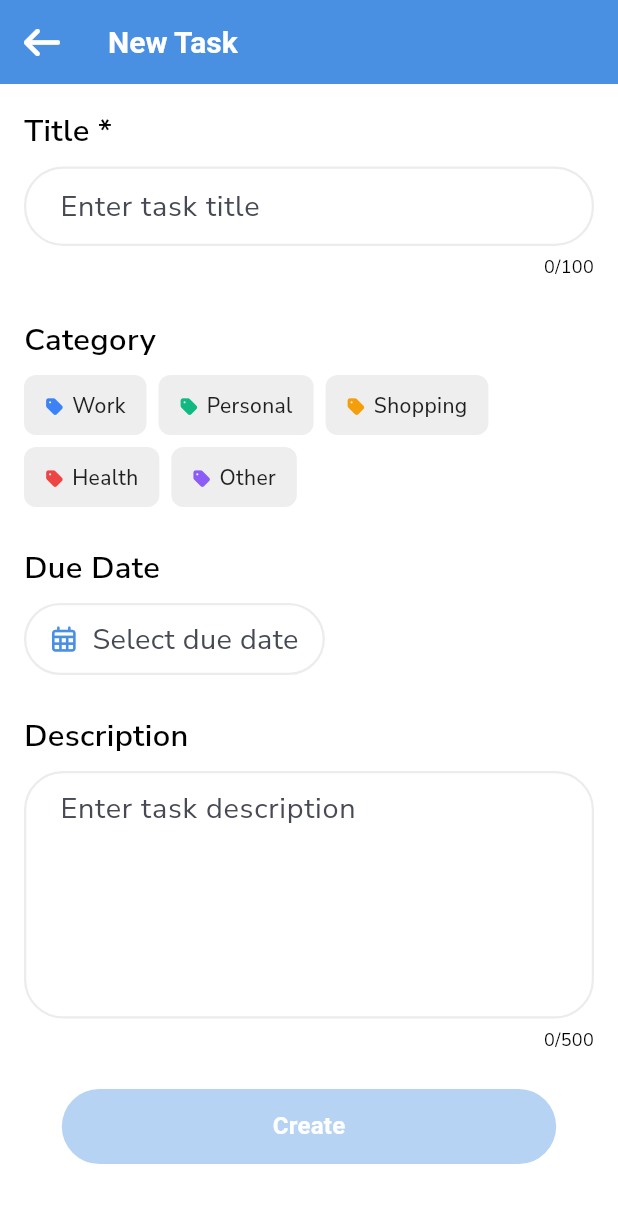
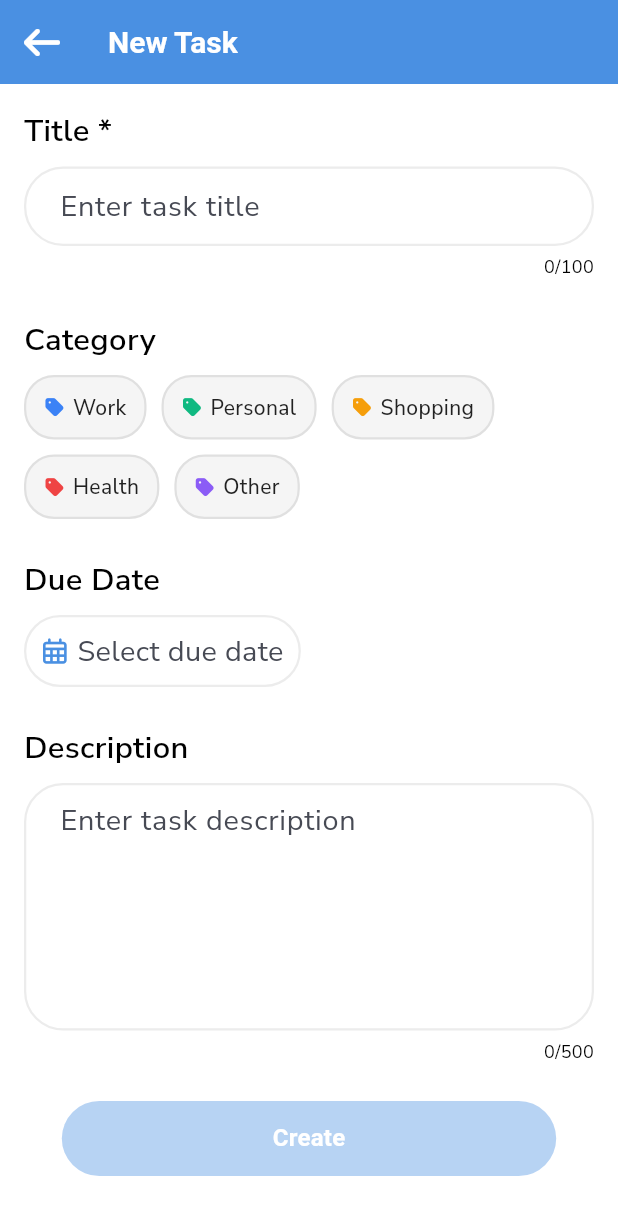
Before and after one commit to CodingFlex/taskflow, a Flutter app: the TaskDetailsView screen opened by its route, on a phone screen of 412 x 824 dp. Shown: the top 1215 px of the screen. Run offline on Flutter 3.47's test engine with Material 3 defaults, Android fonts, the phone set to English and light mode, and no system bars; drawn by our look-alikes of skeletonizer, toastification; our stand-ins replace adaptive_theme, custom_refresh_indicator, dio, flutter_dotenv, font_awesome_flutter, freezed_annotation and 11 more; missing offline and left inert: heroine, msh_checkbox; accounts and stored records are empty; network calls fail; statements that could not run were skipped.

Commit message:
Refactor DateInputField and CategorySelector for improved UI consistency. Adjust padding, spacing, and border radius in both components to enhance layout. Replace hardcoded spacing with SizedBox for better maintainability. Maintain existing functionality while improving overall user experience.

```diff
--- a/lib/ui/common/date_input_field.dart
+++ b/lib/ui/common/date_input_field.dart
@@ -4,7 +4,6 @@ import 'package:sizer/sizer.dart';
 import 'package:syncfusion_flutter_datepicker/datepicker.dart';
 import 'package:taskflow/ui/common/app_colors.dart';
 import 'package:taskflow/ui/common/text_styles.dart';
-import 'package:taskflow/ui/common/ui_helpers.dart';
 import 'package:intl/intl.dart';
 
 class DateInputField extends StatelessWidget {
@@ -144,8 +143,8 @@ class DateInputField extends StatelessWidget {
             onTap: () => _showDatePicker(context),
             child: Container(
               height: height ?? 48,
-              padding: const EdgeInsets.symmetric(horizontal: 16),
-              constraints: const BoxConstraints(minWidth: 0),
+              padding: const EdgeInsets.symmetric(horizontal: 10),
+              constraints: const BoxConstraints(maxWidth: 250),
               decoration: BoxDecoration(
                 color: isDark ? kcDarkGreyColor2 : Colors.white,
                 borderRadius: BorderRadius.circular(borderRadius),
@@ -164,7 +163,7 @@ class DateInputField extends StatelessWidget {
                     color: isDark ? Colors.white70 : kcPrimaryColor,
                     size: 18,
                   ),
-                  horizontalSpaceSmall,
+                  const SizedBox(width: 6),
                   Flexible(
                     child: Text(
                       hasDate ? value.text : placeholder,
--- a/lib/ui/screens/task_details/widgets/category_selector.dart
+++ b/lib/ui/screens/task_details/widgets/category_selector.dart
@@ -17,24 +17,28 @@ class CategorySelector extends StatelessWidget {
   @override
   Widget build(BuildContext context) {
     return Wrap(
-      spacing: 8,
-      runSpacing: 8,
+      spacing: 10,
+      runSpacing: 10,
       children: TaskCategory.values.map((category) {
         final isSelected = selectedCategory == category;
         return GestureDetector(
           onTap: () => onCategorySelected(category),
           child: Container(
-            padding: const EdgeInsets.symmetric(horizontal: 12, vertical: 8),
+            padding: const EdgeInsets.symmetric(horizontal: 12, vertical: 10),
             decoration: BoxDecoration(
               color: isSelected
                   ? category.color
                   : (Theme.of(context).brightness == Brightness.dark
                         ? kcDarkGreyColor2
-                        : Colors.grey.shade200),
-              borderRadius: BorderRadius.circular(8),
+                        : Colors.grey.shade100),
+              borderRadius: BorderRadius.circular(20),
               border: Border.all(
-                color: isSelected ? category.color : Colors.transparent,
-                width: 2,
+                color: isSelected
+                    ? category.color
+                    : (Theme.of(context).brightness == Brightness.dark
+                          ? Colors.grey.shade700
+                          : Colors.grey.shade300),
+                width: 1.5,
               ),
             ),
             child: Row(
@@ -42,7 +46,7 @@ class CategorySelector extends StatelessWidget {
               children: [
                 Icon(
                   FontAwesomeIcons.tag,
-                  size: 12,
+                  size: 13,
                   color: isSelected ? Colors.white : category.color,
                 ),
                 const SizedBox(width: 6),
```
